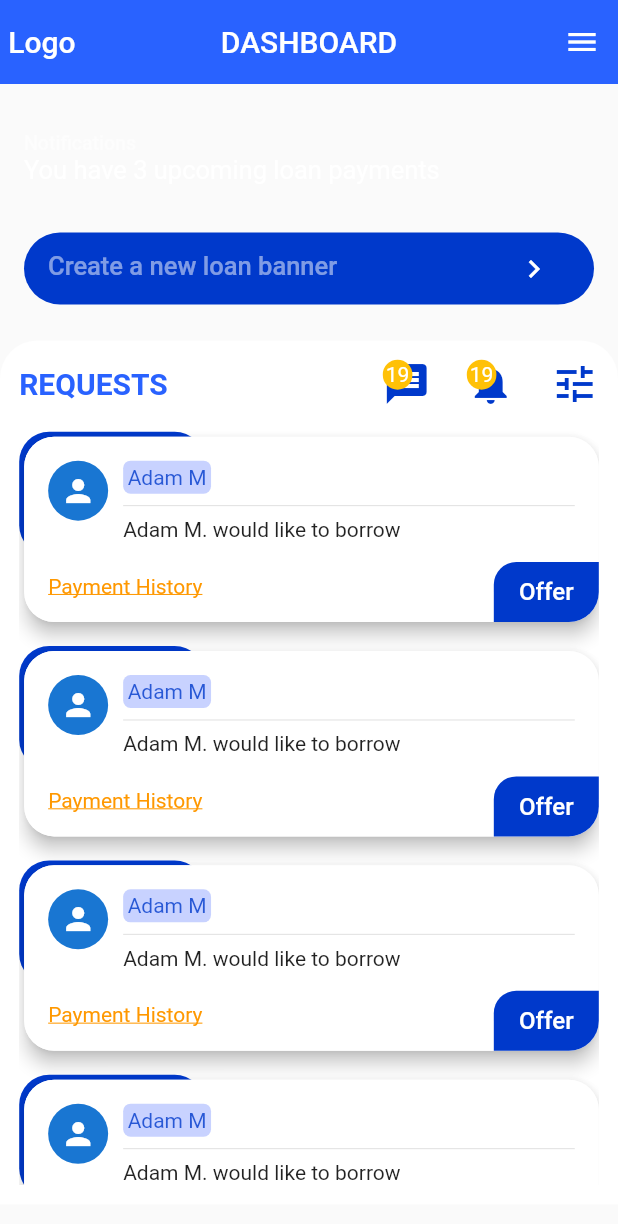
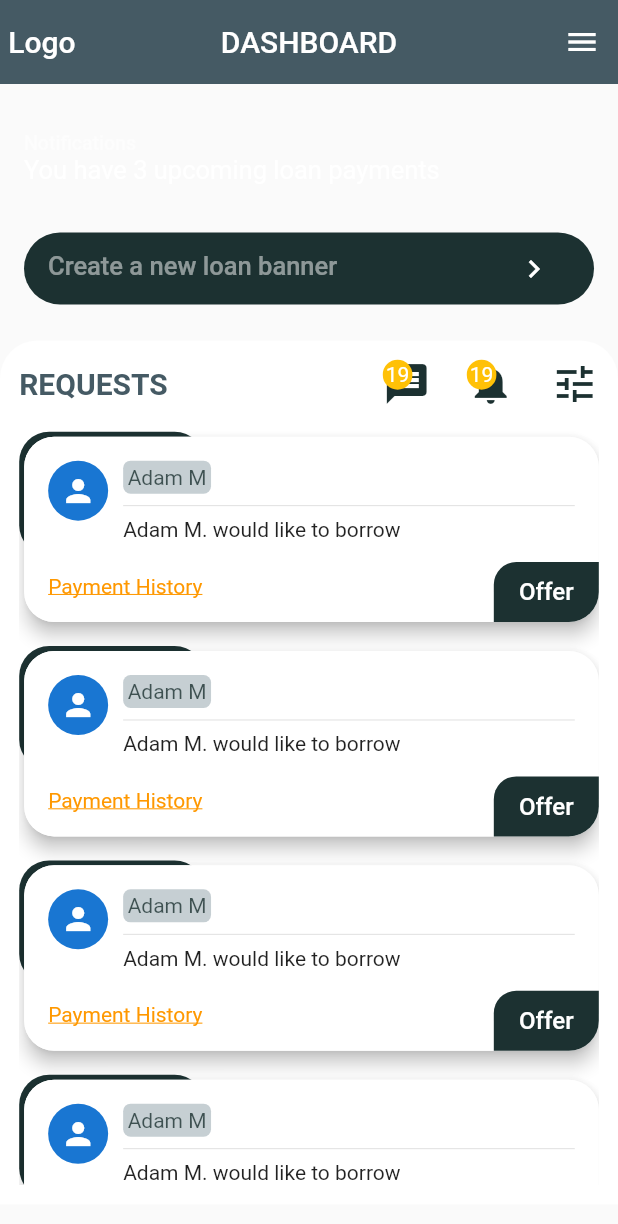
Before and after one commit to simonpojok/ideal, a Flutter app: the HomePage screen opened directly, on a phone screen of 412 x 824 dp. Shown: the top 1224 px of the screen. Run offline on Flutter 3.47's test engine with Material 2 defaults, Android fonts, the phone set to English and light mode, and no system bars; our stand-ins replace firebase_auth, firebase_core, flutter_rating_bar; accounts and stored records are empty.

Commit message:
added some color constants

```diff
--- a/lib/src/constants.dart
+++ b/lib/src/constants.dart
@@ -1,8 +1,8 @@
 import 'package:flutter/material.dart';
 
-const kPrimaryColor = Color(0xff2962ff);
-const kPrimaryLightColor = Color(0xff768fff);
-const kPrimaryDarkColor = Color(0xff0039cb);
+const kPrimaryColor = Color(0xff455a64);
+const kPrimaryLightColor = Color(0xff718792);
+const kPrimaryDarkColor = Color(0xff1c3131);
 const kPrimaryTextColor = Color(0xffffffff);
 const kLightBlue = Color(0xff4C6BD1);
 const kColorOrange = Color(0xfff08721);
```
